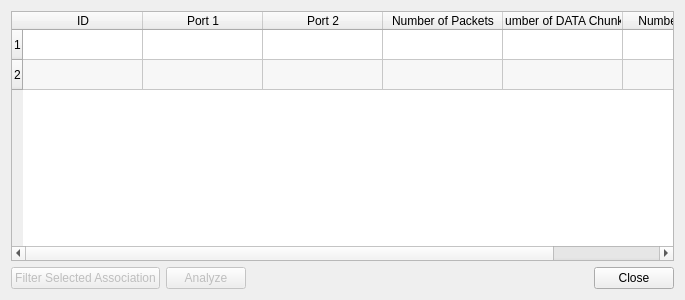
Above: ui/qt/sctp_all_assocs_dialog.ui from deepin-community/wireshark before the change. Below: the same form after it.
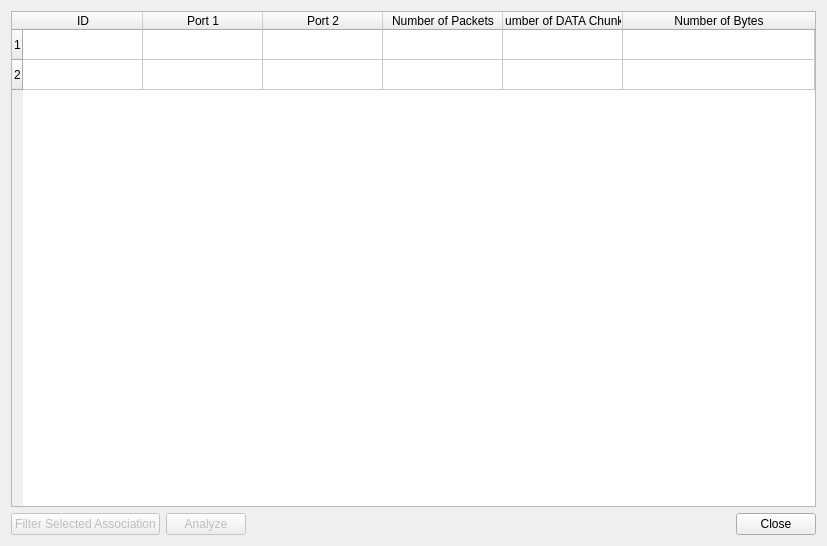
That is the form after the change.

```diff
--- a/ui/qt/sctp_all_assocs_dialog.ui
+++ b/ui/qt/sctp_all_assocs_dialog.ui
@@ -6,8 +6,8 @@
    <rect>
     <x>0</x>
     <y>0</y>
-    <width>685</width>
-    <height>300</height>
+    <width>827</width>
+    <height>546</height>
    </rect>
   </property>
   <property name="windowTitle">
@@ -25,9 +25,6 @@
      <property name="dragDropOverwriteMode">
       <bool>false</bool>
      </property>
-     <property name="alternatingRowColors">
-      <bool>true</bool>
-     </property>
      <property name="selectionMode">
       <enum>QAbstractItemView::SingleSelection</enum>
      </property>
```
Left out of the diff: 7 changed lines with no effect on the pictures.
